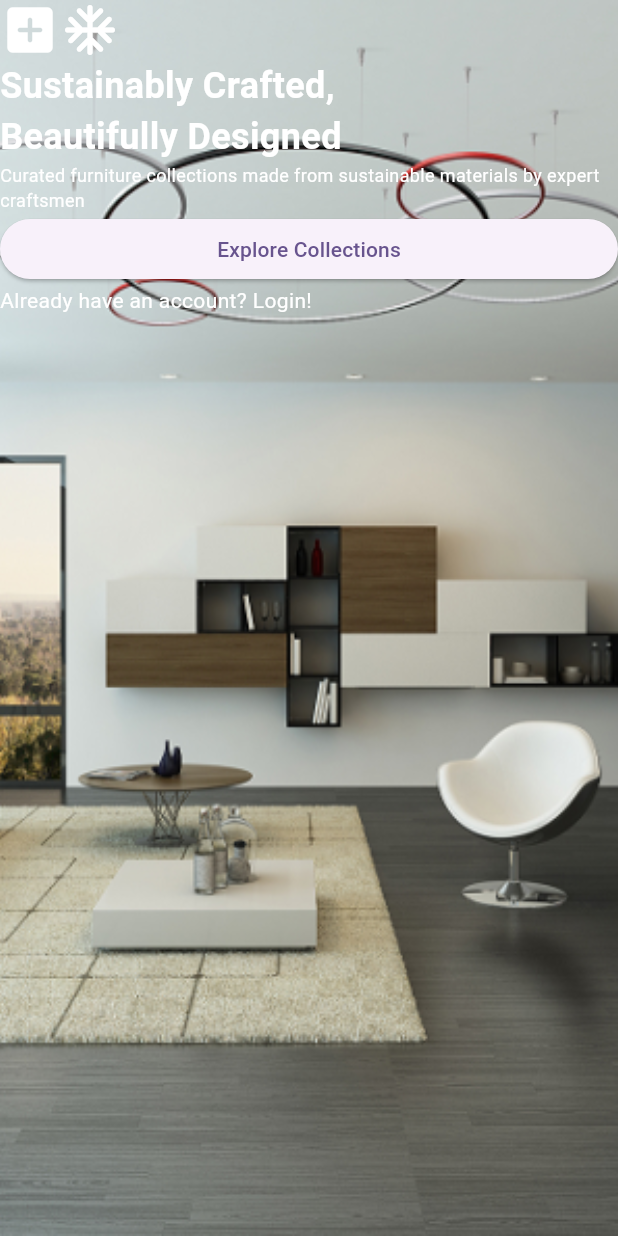
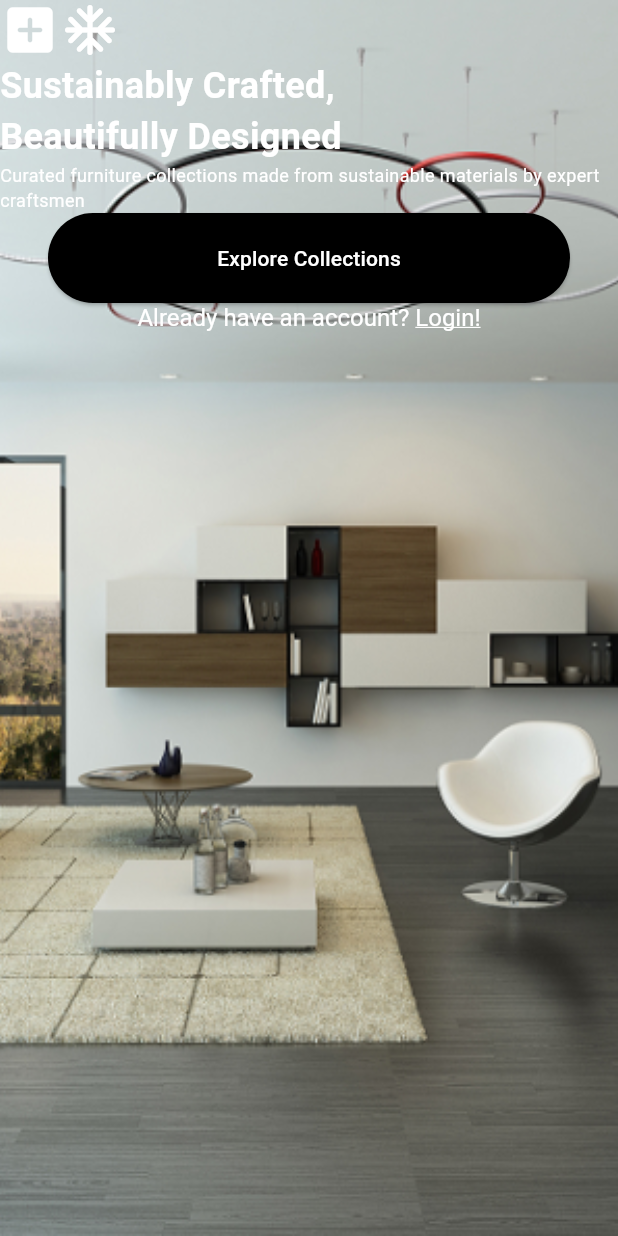
Before and after one commit to Jordan711/flutter-UI, a Flutter app: the screen it shows after launch, on a phone screen of 412 x 824 dp. Run offline on Flutter 3.47's test engine with Material 3 defaults, Android fonts, the phone set to English and light mode, and no system bars; our stand-ins replace google_fonts.

```diff
--- a/furniture_store/lib/pages/home.dart
+++ b/furniture_store/lib/pages/home.dart
@@ -1,3 +1,4 @@
+import 'package:flutter/gestures.dart';
 import 'package:flutter/material.dart';
 import 'package:furniture_store/pages/catalogue.dart';
 
@@ -40,15 +41,50 @@ class Home extends StatelessWidget {
                 style: TextStyle(fontSize: 12.0, color: Colors.white),
               ),
 
-              ElevatedButton(
-                onPressed: () {
-                  Navigator.of(context).push(MaterialPageRoute(builder: (builder) => Catalogue()));
-                },
-                child: Center(child: Text("Explore Collections")),
+              Padding(
+                padding: const EdgeInsets.symmetric(horizontal: 32.0),
+                child: ElevatedButton(
+                  style: ButtonStyle(
+                    backgroundColor: WidgetStateProperty.all(Colors.black),
+                    padding: WidgetStateProperty.all(
+                      EdgeInsets.symmetric(vertical: 20.0),
+                    ),
+                  ),
+                  onPressed: () {
+                    Navigator.of(context).push(
+                      MaterialPageRoute(builder: (builder) => Catalogue()),
+                    );
+                  },
+                  child: Center(
+                    child: Text(
+                      "Explore Collections",
+                      style: TextStyle(color: Colors.white),
+                    ),
+                  ),
+                ),
               ),
-              Text(
-                "Already have an account? Login!",
-                style: TextStyle(color: Colors.white),
+              Center(
+                child: RichText(text: TextSpan(children: [
+                  TextSpan(
+                    text: "Already have an account? ",
+                    style: TextStyle(
+                      fontSize: 16.0,
+                      color: Colors.white,
+                    ),
+                  ),
+                  TextSpan(
+                    text: "Login!",
+                    style: TextStyle(
+                      fontSize: 16.0,
+                      color: Colors.white,
+                      decoration: TextDecoration.underline
+                    ),
+                    recognizer: TapGestureRecognizer()
+                      ..onTap = () {
+                        print('Login tapped!');
+                      }
+                  )
+                ])),
               ),
             ],
           ),
```
